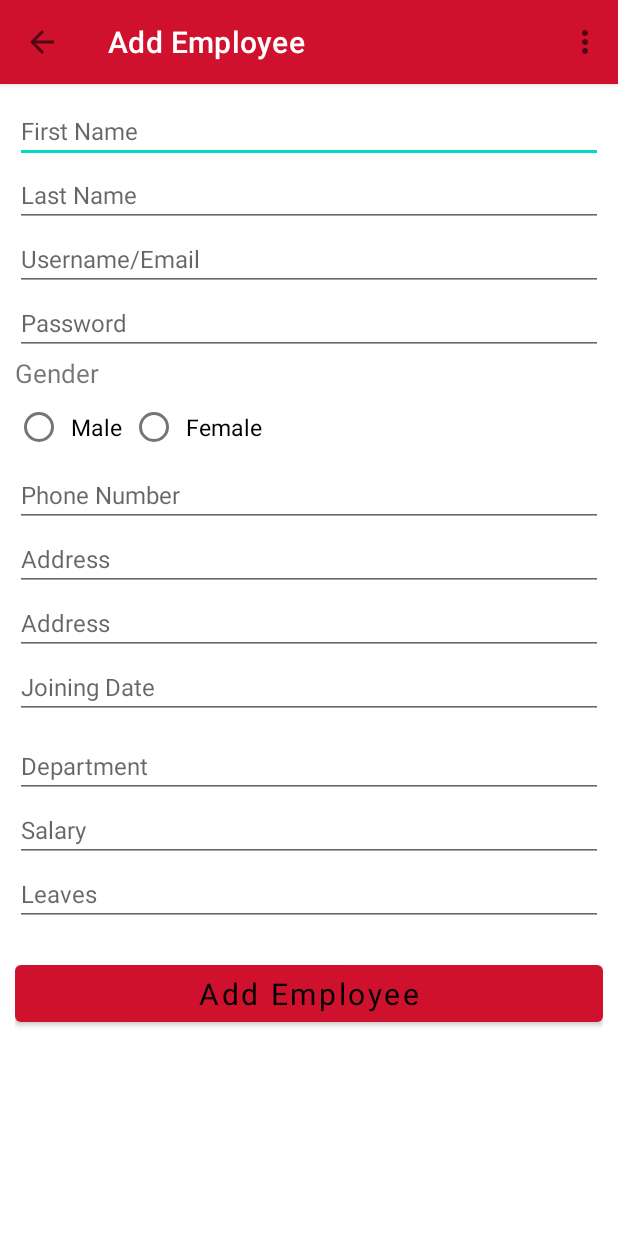
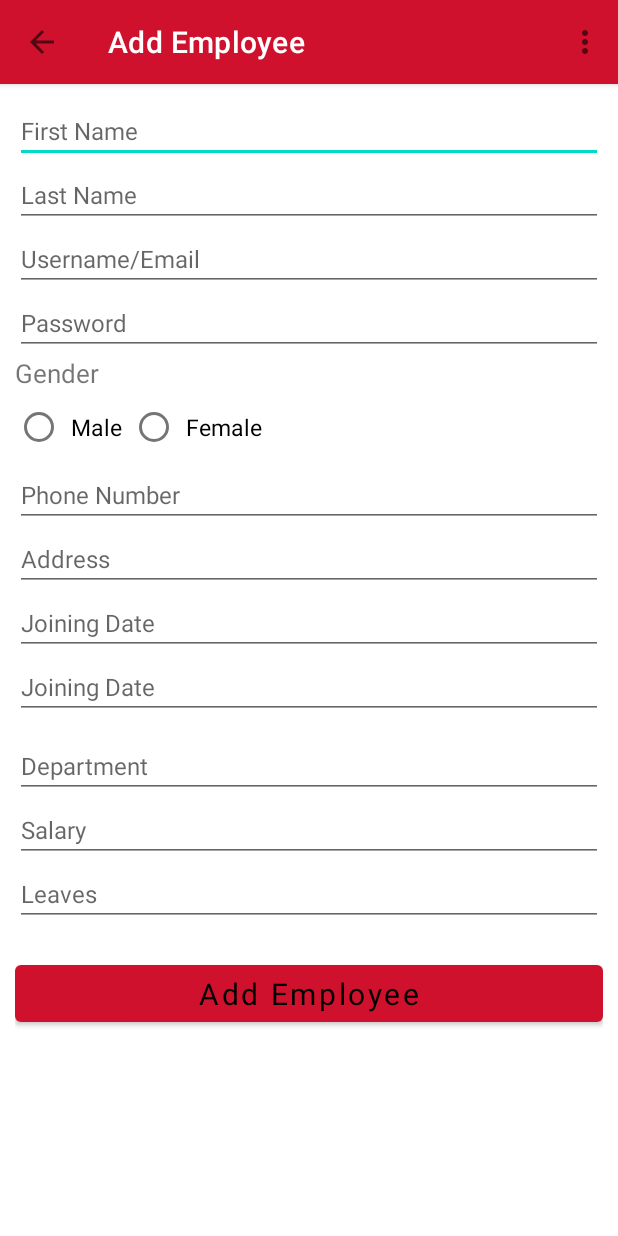
Before and after one commit to zikran11/ELMS, an Android app: the AddEmployee screen opened directly, with no data from a screen before it, on a phone screen of 412 x 824 dp. Run offline under Robolectric (Android 15) with nearby library versions, the phone set to English and light mode, and no system bars; Roboto replaces fonts that are not available here.

Commit message:
update join

```diff
--- a/app/src/main/res/layout/activity_add_employee.xml
+++ b/app/src/main/res/layout/activity_add_employee.xml
@@ -107,17 +107,16 @@
                 android:hint="@string/address"/>
 
             <EditText
-                android:id="@+id/address1"
+                android:id="@+id/e_joindate"
                 android:layout_width="match_parent"
                 android:layout_height="wrap_content"
                 android:gravity="left"
                 android:textSize="16sp"
-                android:inputType="textPostalAddress"
                 android:singleLine="true"
-                android:hint="@string/address"/>
-
+                android:hint="@string/joining_date"
+                android:focusable="false"/>
             <EditText
-                android:id="@+id/e_joindate"
+                android:id="@+id/e_joindate2"
                 android:layout_width="match_parent"
                 android:layout_height="wrap_content"
                 android:gravity="left"
```
